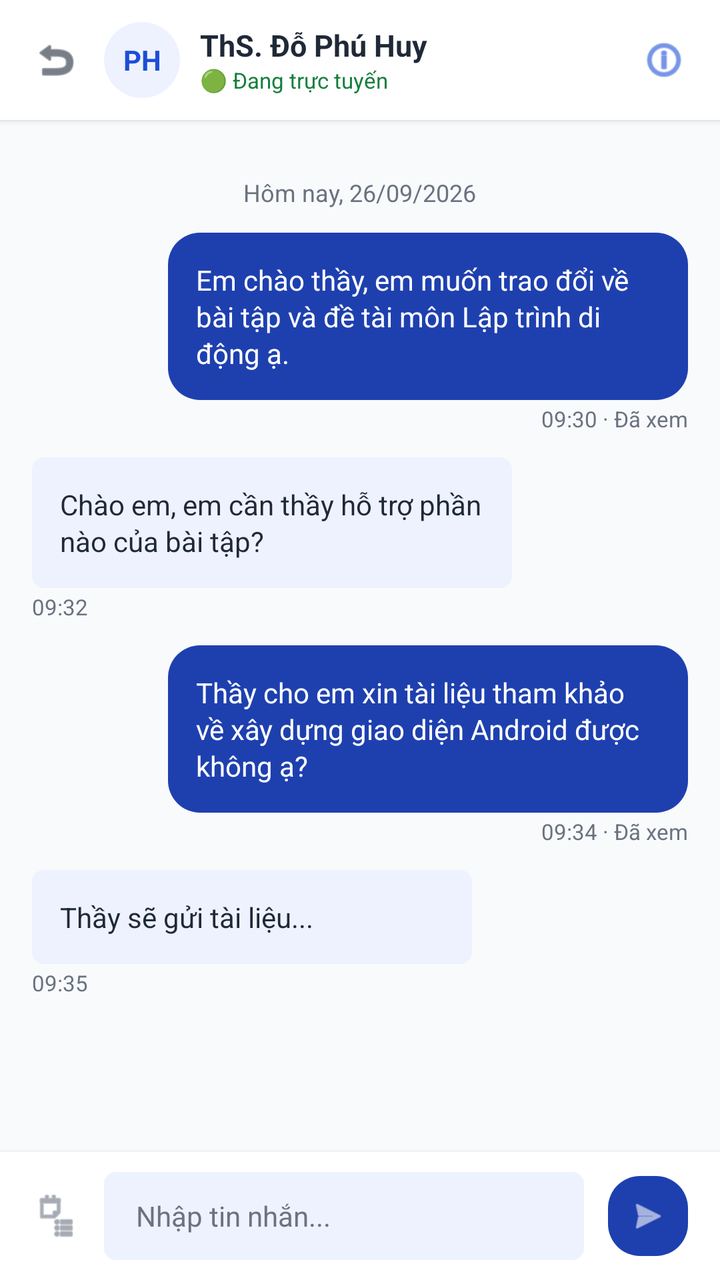
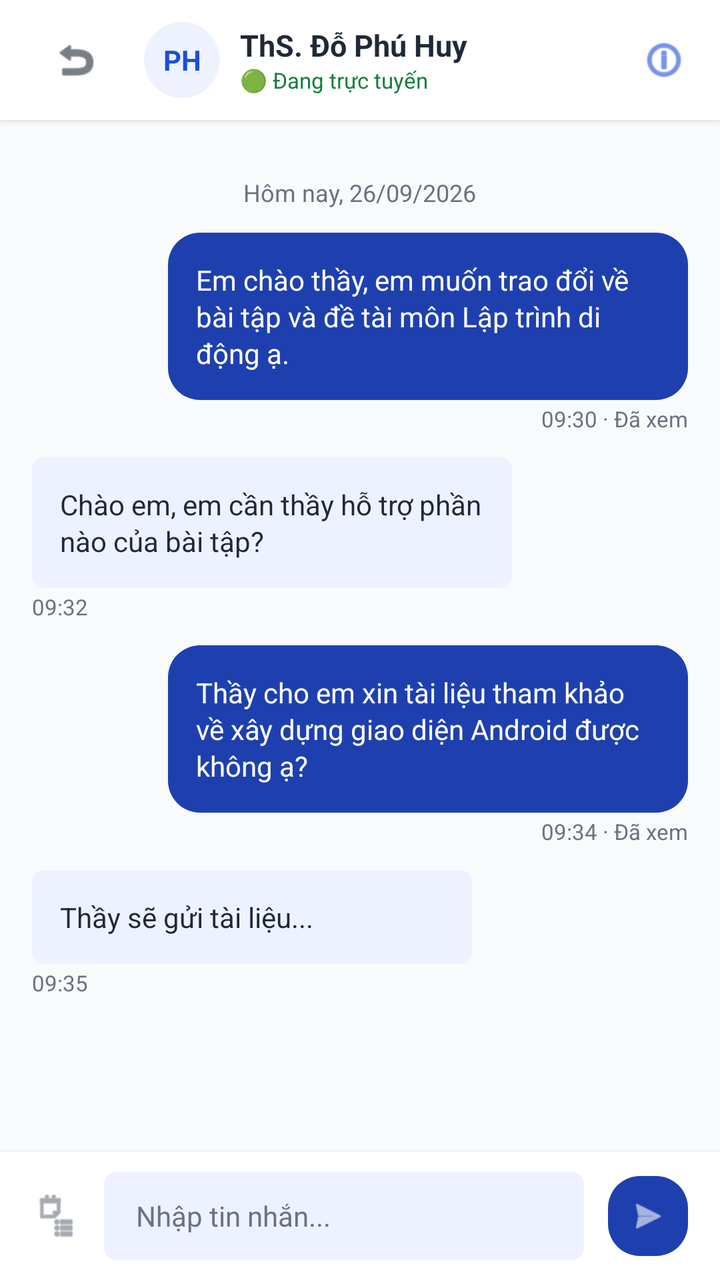

Compare the two renders of this Android layout. The source of the first and the diff that turns it into the second are given below.
<!-- AndroidManifest.xml: application theme Theme.XayDung -->
<!-- res/layout/activity_chat.xml -->
<?xml version="1.0" encoding="utf-8"?>
<RelativeLayout xmlns:android="http://schemas.android.com/apk/res/android"
    xmlns:app="http://schemas.android.com/apk/res-auto"
    android:layout_width="match_parent"
    android:layout_height="match_parent"
    android:background="@color/figma_bg">

    
    <RelativeLayout
        android:id="@+id/headerToolbar"
        android:layout_width="match_parent"
        android:layout_height="60dp"
        android:paddingHorizontal="16dp"
        android:background="@color/white"
        android:elevation="2dp">

        <ImageView
            android:id="@+id/btnBack"
            android:layout_width="24dp"
            android:layout_height="24dp"
            android:layout_centerVertical="true"
            android:src="@android:drawable/ic_menu_revert"
            android:contentDescription="Back"
            app:tint="@color/figma_text_primary" />

        <TextView
            android:id="@+id/avatarHeader"
            android:layout_width="38dp"
            android:layout_height="38dp"
            android:layout_toEndOf="@id/btnBack"
            android:layout_marginStart="12dp"
            android:layout_centerVertical="true"
            android:background="@drawable/bg_logo_badge"
            android:gravity="center"
            android:text="PH"
            android:textColor="@color/figma_blue"
            android:textSize="14sp"
            android:textStyle="bold" />

        <LinearLayout
            android:layout_width="wrap_content"
            android:layout_height="wrap_content"
            android:layout_toEndOf="@id/avatarHeader"
            android:layout_marginStart="10dp"
            android:layout_centerVertical="true"
            android:orientation="vertical">

            <TextView
                android:layout_width="wrap_content"
                android:layout_height="wrap_content"
                android:text="ThS. Đỗ Phú Huy"
                android:textColor="@color/figma_text_primary"
                android:textSize="15sp"
                android:textStyle="bold" />

            <TextView
                android:layout_width="wrap_content"
                android:layout_height="wrap_content"
                android:text="🟢 Đang trực tuyến"
                android:textColor="@color/green_badge_text"
                android:textSize="11sp" />
        </LinearLayout>

        <ImageView
            android:id="@+id/btnInfo"
            android:layout_width="24dp"
            android:layout_height="24dp"
            android:layout_alignParentEnd="true"
            android:layout_centerVertical="true"
            android:src="@android:drawable/ic_menu_info_details"
            android:contentDescription="Info"
            app:tint="@color/figma_blue" />
    </RelativeLayout>

    
    <ScrollView
        android:layout_width="match_parent"
        android:layout_height="match_parent"
        android:layout_below="@id/headerToolbar"
        android:layout_above="@id/bottomInputBar"
        android:fillViewport="true">

        <LinearLayout
            android:layout_width="match_parent"
            android:layout_height="wrap_content"
            android:orientation="vertical"
            android:padding="16dp">

            
            <TextView
                android:layout_width="wrap_content"
                android:layout_height="wrap_content"
                android:layout_gravity="center_horizontal"
                android:layout_marginVertical="12dp"
                android:text="Hôm nay, 26/09/2026"
                android:textColor="@color/figma_text_secondary"
                android:textSize="12sp" />

            
            <LinearLayout
                android:layout_width="wrap_content"
                android:layout_height="wrap_content"
                android:layout_gravity="end"
                android:layout_marginBottom="12dp"
                android:orientation="vertical"
                android:gravity="end">

                <TextView
                    android:layout_width="260dp"
                    android:layout_height="wrap_content"
                    android:background="@drawable/bg_blue_card"
                    android:padding="14dp"
                    android:text="Em chào thầy, em muốn trao đổi về bài tập và đề tài môn Lập trình di động ạ."
                    android:textColor="@color/white"
                    android:textSize="14sp"
                    android:lineSpacingExtra="2dp" />

                <TextView
                    android:layout_width="wrap_content"
                    android:layout_height="wrap_content"
                    android:layout_marginTop="2dp"
                    android:text="09:30 · Đã xem"
                    android:textColor="@color/figma_text_secondary"
                    android:textSize="11sp" />
            </LinearLayout>

            
            <LinearLayout
                android:layout_width="wrap_content"
                android:layout_height="wrap_content"
                android:layout_gravity="start"
                android:layout_marginBottom="12dp"
                android:orientation="vertical">

                <TextView
                    android:layout_width="240dp"
                    android:layout_height="wrap_content"
                    android:background="@drawable/bg_tag_chip"
                    android:padding="14dp"
                    android:text="Chào em, em cần thầy hỗ trợ phần nào của bài tập?"
                    android:textColor="@color/figma_text_primary"
                    android:textSize="14sp"
                    android:lineSpacingExtra="2dp" />

                <TextView
                    android:layout_width="wrap_content"
                    android:layout_height="wrap_content"
                    android:layout_marginTop="2dp"
                    android:text="09:32"
                    android:textColor="@color/figma_text_secondary"
                    android:textSize="11sp" />
            </LinearLayout>

            
            <LinearLayout
                android:layout_width="wrap_content"
                android:layout_height="wrap_content"
                android:layout_gravity="end"
                android:layout_marginBottom="12dp"
                android:orientation="vertical"
                android:gravity="end">

                <TextView
                    android:layout_width="260dp"
                    android:layout_height="wrap_content"
                    android:background="@drawable/bg_blue_card"
                    android:padding="14dp"
                    android:text="Thầy cho em xin tài liệu tham khảo về xây dựng giao diện Android được không ạ?"
                    android:textColor="@color/white"
                    android:textSize="14sp"
                    android:lineSpacingExtra="2dp" />

                <TextView
                    android:layout_width="wrap_content"
                    android:layout_height="wrap_content"
                    android:layout_marginTop="2dp"
                    android:text="09:34 · Đã xem"
                    android:textColor="@color/figma_text_secondary"
                    android:textSize="11sp" />
            </LinearLayout>

            
            <LinearLayout
                android:layout_width="wrap_content"
                android:layout_height="wrap_content"
                android:layout_gravity="start"
                android:layout_marginBottom="12dp"
                android:orientation="vertical">

                <TextView
                    android:layout_width="220dp"
                    android:layout_height="wrap_content"
                    android:background="@drawable/bg_tag_chip"
                    android:padding="14dp"
                    android:text="Thầy sẽ gửi tài liệu..."
                    android:textColor="@color/figma_text_primary"
                    android:textSize="14sp" />

                <TextView
                    android:layout_width="wrap_content"
                    android:layout_height="wrap_content"
                    android:layout_marginTop="2dp"
                    android:text="09:35"
                    android:textColor="@color/figma_text_secondary"
                    android:textSize="11sp" />
            </LinearLayout>

        </LinearLayout>
    </ScrollView>

    
    <LinearLayout
        android:id="@+id/bottomInputBar"
        android:layout_width="match_parent"
        android:layout_height="64dp"
        android:layout_alignParentBottom="true"
        android:background="@color/white"
        android:elevation="4dp"
        android:gravity="center_vertical"
        android:orientation="horizontal"
        android:paddingHorizontal="16dp">

        <ImageView
            android:layout_width="24dp"
            android:layout_height="24dp"
            android:src="@android:drawable/ic_menu_agenda"
            android:contentDescription="Attachment"
            app:tint="@color/figma_text_secondary" />

        <EditText
            android:layout_width="0dp"
            android:layout_height="44dp"
            android:layout_weight="1"
            android:layout_marginHorizontal="12dp"
            android:background="@drawable/bg_tag_chip"
            android:hint="Nhập tin nhắn..."
            android:paddingHorizontal="16dp"
            android:textColorHint="@color/figma_text_secondary"
            android:textSize="14sp" />

        <FrameLayout
            android:layout_width="40dp"
            android:layout_height="40dp"
            android:background="@drawable/bg_blue_card">

            <ImageView
                android:layout_width="20dp"
                android:layout_height="20dp"
                android:layout_gravity="center"
                android:src="@android:drawable/ic_menu_send"
                android:contentDescription="Send"
                app:tint="@color/white" />
        </FrameLayout>
    </LinearLayout>

</RelativeLayout>
<!-- resources referenced by this layout -->
<resources>
  <color name="figma_bg">#F8FAFC</color>
  <color name="figma_blue">#1D4ED8</color>
  <color name="figma_text_primary">#1F2937</color>
  <color name="figma_text_secondary">#6B7280</color>
  <color name="green_badge_text">#15803D</color>
  <color name="white">#FFFFFFFF</color>
  <!-- drawable bg_blue_card (drawable) -->
  <?xml version="1.0" encoding="utf-8"?>
  <shape xmlns:android="http://schemas.android.com/apk/res/android"
      android:shape="rectangle">
      <solid android:color="@color/figma_blue_dark" />
      <corners android:radius="16dp" />
  </shape>
  <!-- drawable bg_logo_badge (drawable) -->
  <?xml version="1.0" encoding="utf-8"?>
  <shape xmlns:android="http://schemas.android.com/apk/res/android"
      android:shape="rectangle">
      <solid android:color="@color/figma_blue_light" />
      <corners android:radius="20dp" />
  </shape>
  <!-- drawable bg_tag_chip (drawable) -->
  <?xml version="1.0" encoding="utf-8"?>
  <shape xmlns:android="http://schemas.android.com/apk/res/android"
      android:shape="rectangle">
      <solid android:color="@color/figma_blue_light" />
      <corners android:radius="6dp" />
  </shape>
  <style name="Theme.XayDung" parent="Base.Theme.XayDung" />
  <color name="figma_blue_dark">#1E40AF</color>
  <color name="figma_blue_light">#EEF2FF</color>
  <style name="Base.Theme.XayDung" parent="Theme.Material3.DayNight.NoActionBar">
          <item name="colorPrimary">@color/figma_blue</item>
          <item name="colorPrimaryDark">@color/figma_blue_dark</item>
          <item name="colorSecondary">@color/figma_blue</item>
          <item name="android:windowBackground">@color/figma_bg</item>
      </style>
</resources>

<!-- the commit's change to res/layout/activity_chat.xml (unified diff, before → after) -->
@@ -16,9 +16,13 @@
 
         <ImageView
             android:id="@+id/btnBack"
-            android:layout_width="24dp"
-            android:layout_height="24dp"
-            android:layout_centerVertical="true"
+            android:layout_width="44dp"
+            android:layout_height="44dp"
+            android:layout_centerVertical="true"
+            android:padding="10dp"
+            android:clickable="true"
+            android:focusable="true"
+            android:background="?attr/selectableItemBackgroundBorderless"
             android:src="@android:drawable/ic_menu_revert"
             android:contentDescription="Back"
             app:tint="@color/figma_text_primary" />
